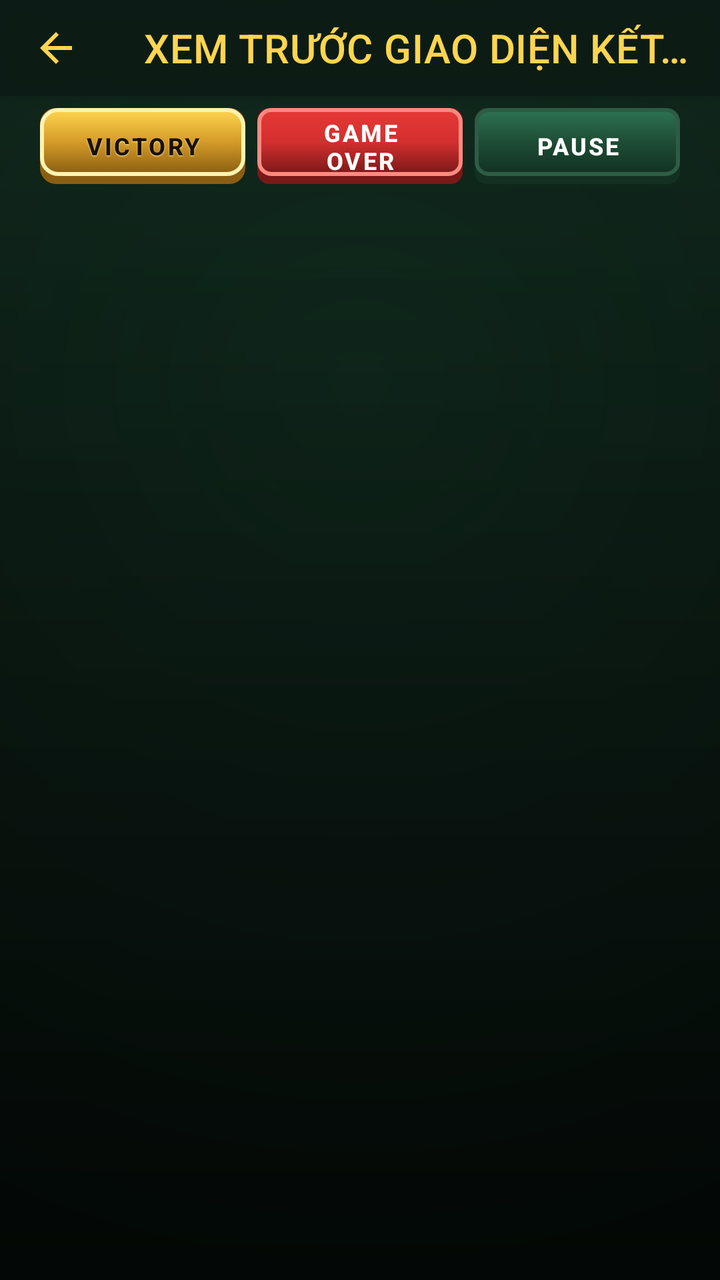
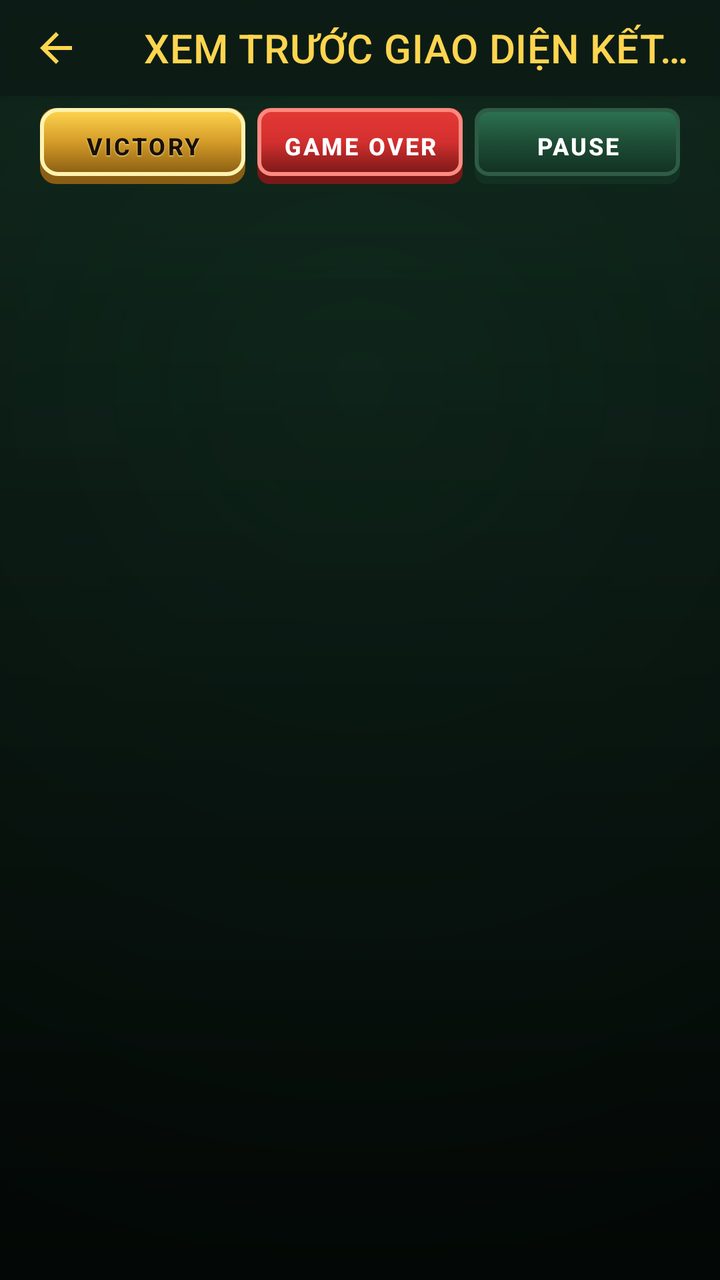

Screens rendered from an Android XML layout before and after an edit, with the pre-edit source and the edit as a unified diff.
<!-- AndroidManifest.xml: activity theme Theme.MonsterSurvivor.Forest -->
<!-- res/layout/activity_result_preview.xml -->
<?xml version="1.0" encoding="utf-8"?>
<androidx.constraintlayout.widget.ConstraintLayout
    xmlns:android="http://schemas.android.com/apk/res/android"
    xmlns:app="http://schemas.android.com/apk/res-auto"
    xmlns:tools="http://schemas.android.com/tools"
    android:id="@+id/preview_root"
    android:layout_width="match_parent"
    android:layout_height="match_parent"
    android:background="@drawable/bg_fantasy_forest"
    tools:context=".android.ResultPreviewActivity">

    
    <com.google.android.material.appbar.MaterialToolbar
        android:id="@+id/toolbar_preview"
        style="@style/Widget.MonsterSurvivor.Toolbar"
        android:layout_width="0dp"
        android:layout_height="@dimen/toolbar_height"
        android:background="#D90C1A14"
        android:elevation="6dp"
        app:title="XEM TRƯỚC GIAO DIỆN KẾT QUẢ / PAUSE"
        app:navigationIcon="@drawable/ic_arrow_back"
        app:layout_constraintEnd_toEndOf="parent"
        app:layout_constraintStart_toStartOf="parent"
        app:layout_constraintTop_toTopOf="parent" />

    
    <LinearLayout
        android:id="@+id/layout_preview_tabs"
        android:layout_width="0dp"
        android:layout_height="wrap_content"
        android:layout_marginStart="20dp"
        android:layout_marginTop="6dp"
        android:layout_marginEnd="20dp"
        android:orientation="horizontal"
        android:gravity="center"
        app:layout_constraintEnd_toEndOf="parent"
        app:layout_constraintStart_toStartOf="parent"
        app:layout_constraintTop_toBottomOf="@id/toolbar_preview">

        <androidx.appcompat.widget.AppCompatButton
            android:id="@+id/btn_show_victory"
            style="@style/Widget.MonsterSurvivor.Button.Gold"
            android:layout_width="0dp"
            android:layout_height="38dp"
            android:layout_weight="1"
            android:layout_marginEnd="4dp"
            android:text="VICTORY"
            android:textSize="12sp" />

        <androidx.appcompat.widget.AppCompatButton
            android:id="@+id/btn_show_gameover"
            style="@style/Widget.MonsterSurvivor.Button.Danger"
            android:layout_width="0dp"
            android:layout_height="38dp"
            android:layout_weight="1"
            android:layout_marginStart="2dp"
            android:layout_marginEnd="2dp"
            android:text="GAME OVER"
            android:textSize="12sp" />

        <androidx.appcompat.widget.AppCompatButton
            android:id="@+id/btn_show_pause"
            style="@style/Widget.MonsterSurvivor.Button.Primary"
            android:layout_width="0dp"
            android:layout_height="38dp"
            android:layout_weight="1"
            android:layout_marginStart="4dp"
            android:text="PAUSE"
            android:textSize="12sp" />
    </LinearLayout>

    
    <FrameLayout
        android:id="@+id/frame_preview_container"
        android:layout_width="0dp"
        android:layout_height="0dp"
        android:layout_marginTop="6dp"
        app:layout_constraintBottom_toBottomOf="parent"
        app:layout_constraintEnd_toEndOf="parent"
        app:layout_constraintStart_toStartOf="parent"
        app:layout_constraintTop_toBottomOf="@id/layout_preview_tabs" />

</androidx.constraintlayout.widget.ConstraintLayout>
<!-- resources referenced by this layout -->
<resources>
  <style name="Widget.MonsterSurvivor.Button.Danger" parent="Widget.MaterialComponents.Button">
          <item name="android:background">@drawable/btn_fantasy_danger</item>
          <item name="android:textColor">@color/text_primary</item>
          <item name="android:textStyle">bold</item>
          <item name="android:textSize">@dimen/text_size_body</item>
          <item name="android:stateListAnimator">@null</item>
          <item name="backgroundTint" tools:ignore="PrivateResource">@null</item>
      </style>
  <style name="Widget.MonsterSurvivor.Button.Primary" parent="Widget.MaterialComponents.Button">
          <item name="android:background">@drawable/btn_fantasy_primary</item>
          <item name="android:textColor">@color/text_primary</item>
          <item name="android:textStyle">bold</item>
          <item name="android:textSize">@dimen/text_size_body</item>
          <item name="android:stateListAnimator">@null</item>
          <item name="backgroundTint" tools:ignore="PrivateResource">@null</item>
      </style>
  <style name="Theme.MonsterSurvivor.Base" parent="Theme.MaterialComponents.DayNight.NoActionBar">
          <item name="android:windowNoTitle">true</item>
          <item name="android:windowFullscreen">true</item>
          <item name="android:windowContentOverlay">@null</item>
          <item name="windowActionBar">false</item>
          <item name="android:textColorPrimary">@color/text_primary</item>
          <item name="android:textColorSecondary">@color/text_secondary</item>
          <item name="android:fontFamily">sans-serif-medium</item>
          <item name="alertDialogTheme">@style/Theme.MonsterSurvivor.Dialog</item>
      </style>
  <style name="Theme.MonsterSurvivor.Dialog" parent="Theme.MaterialComponents.Dialog.Alert">
          <item name="android:background">@drawable/panel_fantasy_frame</item>
          <item name="android:textColorPrimary">@color/text_primary</item>
          <item name="android:textColorSecondary">@color/text_secondary</item>
          <item name="colorAccent">@color/gold_bright</item>
      </style>
  <!-- drawable panel_fantasy_frame (drawable) -->
  <?xml version="1.0" encoding="utf-8"?>
  <shape xmlns:android="http://schemas.android.com/apk/res/android"
      android:shape="rectangle">
      <solid android:color="@color/bg_forest_panel" />
      <stroke
          android:width="3dp"
          android:color="@color/gold_border" />
      <corners android:radius="10dp" />
      <padding
          android:bottom="16dp"
          android:left="16dp"
          android:right="16dp"
          android:top="16dp" />
  </shape>
  <color name="bg_forest_panel">#EE0C1712</color>
  <!-- unchanged entries left out for length: 30 -->
</resources>

<!-- the commit's change to res/layout/activity_result_preview.xml (unified diff, before → after) -->
@@ -17,7 +17,7 @@
         android:layout_height="@dimen/toolbar_height"
         android:background="#D90C1A14"
         android:elevation="6dp"
-        app:title="XEM TRƯỚC GIAO DIỆN KẾT QUẢ / PAUSE"
+        app:title="@string/preview_title"
         app:navigationIcon="@drawable/ic_arrow_back"
         app:layout_constraintEnd_toEndOf="parent"
         app:layout_constraintStart_toStartOf="parent"
@@ -44,7 +44,7 @@
             android:layout_height="38dp"
             android:layout_weight="1"
             android:layout_marginEnd="4dp"
-            android:text="VICTORY"
+            android:text="@string/preview_btn_victory"
             android:textSize="12sp" />
 
         <androidx.appcompat.widget.AppCompatButton
@@ -55,7 +55,7 @@
             android:layout_weight="1"
             android:layout_marginStart="2dp"
             android:layout_marginEnd="2dp"
-            android:text="GAME OVER"
+            android:text="@string/preview_btn_gameover"
             android:textSize="12sp" />
 
         <androidx.appcompat.widget.AppCompatButton
@@ -65,7 +65,7 @@
             android:layout_height="38dp"
             android:layout_weight="1"
             android:layout_marginStart="4dp"
-            android:text="PAUSE"
+            android:text="@string/preview_btn_pause"
             android:textSize="12sp" />
     </LinearLayout>
 
<!-- resource entries referenced after the edit -->
@@ -1,10 +1,17 @@
 <!-- resources referenced by this layout -->
 <resources>
+  <string name="preview_btn_gameover">GAME OVER</string>
+  <string name="preview_btn_pause">PAUSE</string>
+  <string name="preview_btn_victory">VICTORY</string>
+  <string name="preview_title">XEM TRƯỚC GIAO DIỆN KẾT QUẢ / PAUSE</string>
   <style name="Widget.MonsterSurvivor.Button.Danger" parent="Widget.MaterialComponents.Button">
           <item name="android:background">@drawable/btn_fantasy_danger</item>
           <item name="android:textColor">@color/text_primary</item>
           <item name="android:textStyle">bold</item>
           <item name="android:textSize">@dimen/text_size_body</item>
+          <item name="android:paddingStart">8dp</item>
+          <item name="android:paddingEnd">8dp</item>
+          <item name="android:drawablePadding">4dp</item>
           <item name="android:stateListAnimator">@null</item>
           <item name="backgroundTint" tools:ignore="PrivateResource">@null</item>
       </style>
@@ -13,6 +20,9 @@
           <item name="android:textColor">@color/text_primary</item>
           <item name="android:textStyle">bold</item>
           <item name="android:textSize">@dimen/text_size_body</item>
+          <item name="android:paddingStart">8dp</item>
+          <item name="android:paddingEnd">8dp</item>
+          <item name="android:drawablePadding">4dp</item>
           <item name="android:stateListAnimator">@null</item>
           <item name="backgroundTint" tools:ignore="PrivateResource">@null</item>
       </style>
@@ -25,29 +35,76 @@
           <item name="android:textColorSecondary">@color/text_secondary</item>
           <item name="android:fontFamily">sans-serif-medium</item>
           <item name="alertDialogTheme">@style/Theme.MonsterSurvivor.Dialog</item>
+          <item name="materialAlertDialogTheme">@style/Theme.MonsterSurvivor.Dialog</item>
       </style>
   <style name="Theme.MonsterSurvivor.Dialog" parent="Theme.MaterialComponents.Dialog.Alert">
-          <item name="android:background">@drawable/panel_fantasy_frame</item>
+          <item name="android:windowBackground">@drawable/dialog_fantasy_window_bg</item>
+          <item name="android:background">@android:color/transparent</item>
+          <item name="android:windowNoTitle">true</item>
+          <item name="android:windowIsFloating">true</item>
+          <item name="android:backgroundDimEnabled">true</item>
+          <item name="android:backgroundDimAmount">0.65</item>
           <item name="android:textColorPrimary">@color/text_primary</item>
           <item name="android:textColorSecondary">@color/text_secondary</item>
           <item name="colorAccent">@color/gold_bright</item>
+          <item name="android:windowMinWidthMajor">@dimen/dialog_min_width_major</item>
+          <item name="android:windowMinWidthMinor">@dimen/dialog_min_width_minor</item>
+          <item name="materialAlertDialogTitleTextStyle">@style/TextAppearance.MonsterSurvivor.Dialog.Title</item>
+          <item name="materialAlertDialogBodyTextStyle">@style/TextAppearance.MonsterSurvivor.Dialog.Body</item>
+          <item name="buttonBarPositiveButtonStyle">@style/Widget.MonsterSurvivor.Dialog.Button.Positive</item>
+          <item name="buttonBarNegativeButtonStyle">@style/Widget.MonsterSurvivor.Dialog.Button.Negative</item>
+          <item name="buttonBarNeutralButtonStyle">@style/Widget.MonsterSurvivor.Dialog.Button.Neutral</item>
       </style>
-  <!-- drawable panel_fantasy_frame (drawable) -->
+  <!-- drawable dialog_fantasy_window_bg (drawable) -->
   <?xml version="1.0" encoding="utf-8"?>
-  <shape xmlns:android="http://schemas.android.com/apk/res/android"
-      android:shape="rectangle">
-      <solid android:color="@color/bg_forest_panel" />
-      <stroke
-          android:width="3dp"
-          android:color="@color/gold_border" />
-      <corners android:radius="10dp" />
-      <padding
-          android:bottom="16dp"
-          android:left="16dp"
-          android:right="16dp"
-          android:top="16dp" />
-  </shape>
-  <color name="bg_forest_panel">#EE0C1712</color>
+  <inset xmlns:android="http://schemas.android.com/apk/res/android"
+      android:insetLeft="16dp"
+      android:insetTop="12dp"
+      android:insetRight="16dp"
+      android:insetBottom="12dp">
+      <shape android:shape="rectangle">
+          <solid android:color="#F40A1710" />
+          <stroke
+              android:width="2dp"
+              android:color="@color/gold_border" />
+          <corners android:radius="12dp" />
+      </shape>
+  </inset>
+  <dimen name="dialog_min_width_major">440dp</dimen>
+  <dimen name="dialog_min_width_minor">320dp</dimen>
+  <style name="TextAppearance.MonsterSurvivor.Dialog.Title" parent="TextAppearance.MaterialComponents.Headline6">
+          <item name="android:textColor">@color/gold_bright</item>
+          <item name="android:textSize">16sp</item>
+          <item name="android:textStyle">bold</item>
+      </style>
+  <style name="TextAppearance.MonsterSurvivor.Dialog.Body" parent="TextAppearance.MaterialComponents.Body2">
+          <item name="android:textColor">@color/text_primary</item>
+          <item name="android:textSize">13sp</item>
+          <item name="android:lineSpacingExtra">2dp</item>
+      </style>
+  <style name="Widget.MonsterSurvivor.Dialog.Button.Positive" parent="Widget.MaterialComponents.Button.TextButton">
+          <item name="android:textColor">@color/gold_bright</item>
+          <item name="android:textStyle">bold</item>
+          <item name="android:textSize">14sp</item>
+          <item name="android:minWidth">80dp</item>
+          <item name="android:minHeight">40dp</item>
+          <item name="rippleColor">@color/gold_mid</item>
+      </style>
+  <style name="Widget.MonsterSurvivor.Dialog.Button.Negative" parent="Widget.MaterialComponents.Button.TextButton">
+          <item name="android:textColor">@color/text_secondary</item>
+          <item name="android:textStyle">bold</item>
+          <item name="android:textSize">14sp</item>
+          <item name="android:minWidth">80dp</item>
+          <item name="android:minHeight">40dp</item>
+          <item name="rippleColor">@color/forest_primary_light</item>
+      </style>
+  <style name="Widget.MonsterSurvivor.Dialog.Button.Neutral" parent="Widget.MaterialComponents.Button.TextButton">
+          <item name="android:textColor">@color/text_muted</item>
+          <item name="android:textSize">14sp</item>
+          <item name="android:minWidth">80dp</item>
+          <item name="android:minHeight">40dp</item>
+      </style>
+  <color name="text_muted">#7C9286</color>
   <!-- unchanged entries left out for length: 30 -->
 </resources>
 
